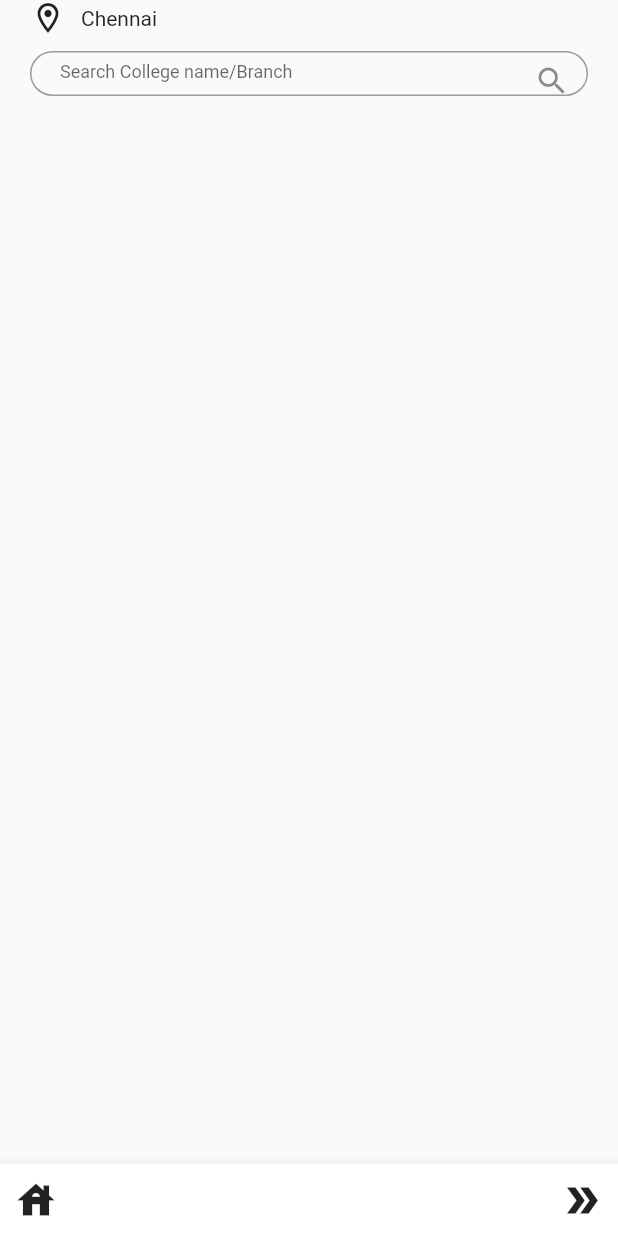
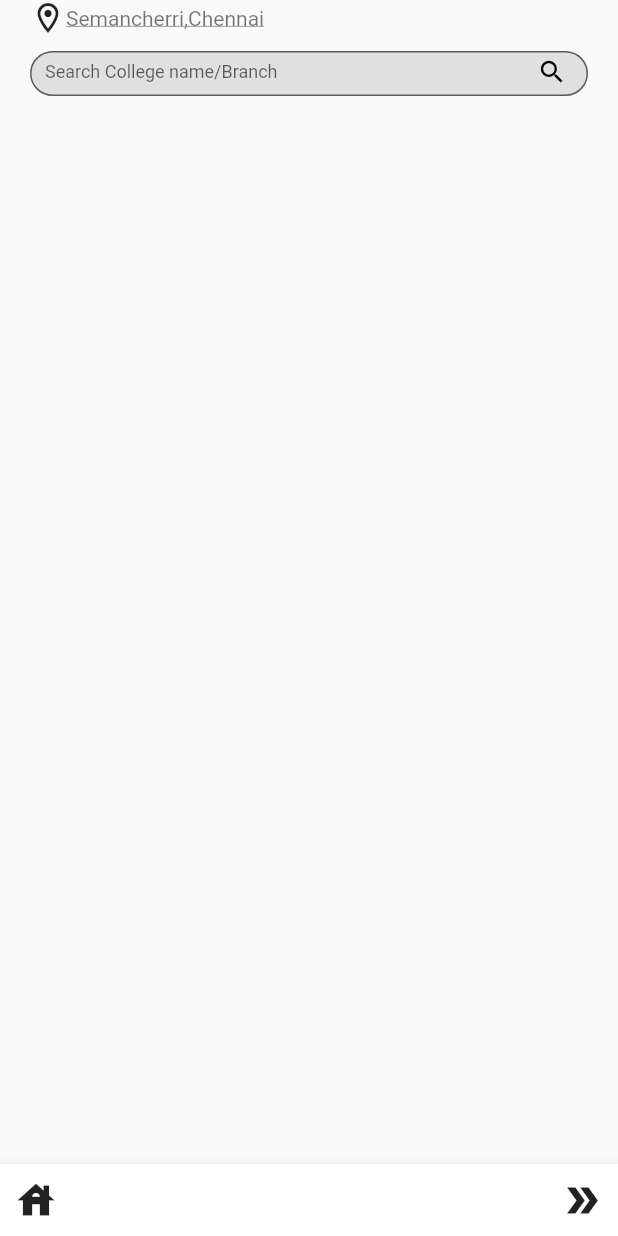
Before and after one commit to MaheshMalle/Campeve, a Flutter app: the MainPage screen opened directly, on a phone screen of 412 x 824 dp. Run offline on Flutter 3.47's test engine with Material 2 defaults, Android fonts, the phone set to English and light mode, and no system bars.

Commit message:
updated location ui and search bar

```diff
--- a/lib/MainPage.dart
+++ b/lib/MainPage.dart
@@ -20,8 +20,16 @@ class _MainPageState extends State<MainPage> {
               width: 20,
             ),
             Icon(Icons.location_on_outlined),
-            SizedBox(width: 10.0),
-            Text("Chennai"),
+            //SizedBox(width: 10.0),
+            Text(
+              "Semancherri,Chennai",
+              style: TextStyle(
+                color: Colors.black54,
+                decoration: TextDecoration.underline,
+                decorationColor: Colors.grey,
+                decorationThickness: 1,
+              ),
+            ),
           ],
         ),
         Container(
@@ -29,10 +37,15 @@ class _MainPageState extends State<MainPage> {
           margin: EdgeInsets.symmetric(horizontal: 20.0, vertical: 10),
           child: TextField(
             decoration: InputDecoration(
+              filled: true,
+              fillColor: Colors.grey[300],
               hintText: 'Search College name/Branch',
-              contentPadding: EdgeInsets.fromLTRB(20, 0, 20, 20),
+              contentPadding: EdgeInsets.fromLTRB(10, 0, 20, 20),
               suffixIcon: IconButton(
                 icon: Icon(Icons.search),
+                iconSize: 20,
+                padding: EdgeInsets.fromLTRB(0, 0, 0, 2),
+                color: Colors.black,
                 onPressed: () {},
               ),
               border: OutlineInputBorder(
```
